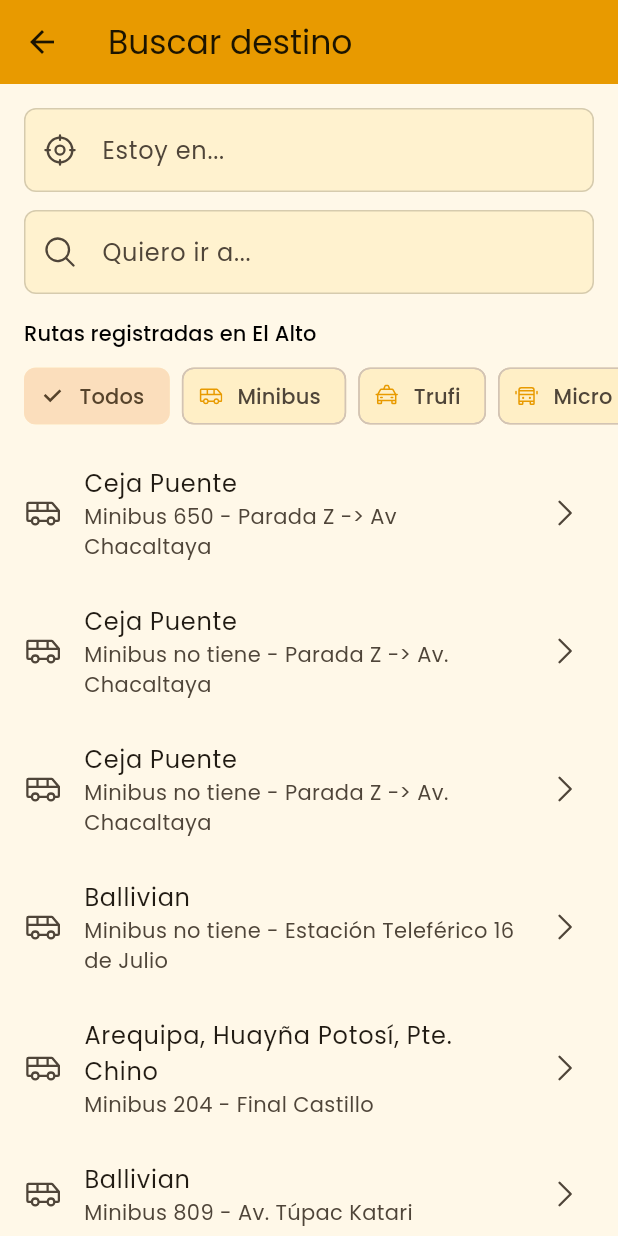
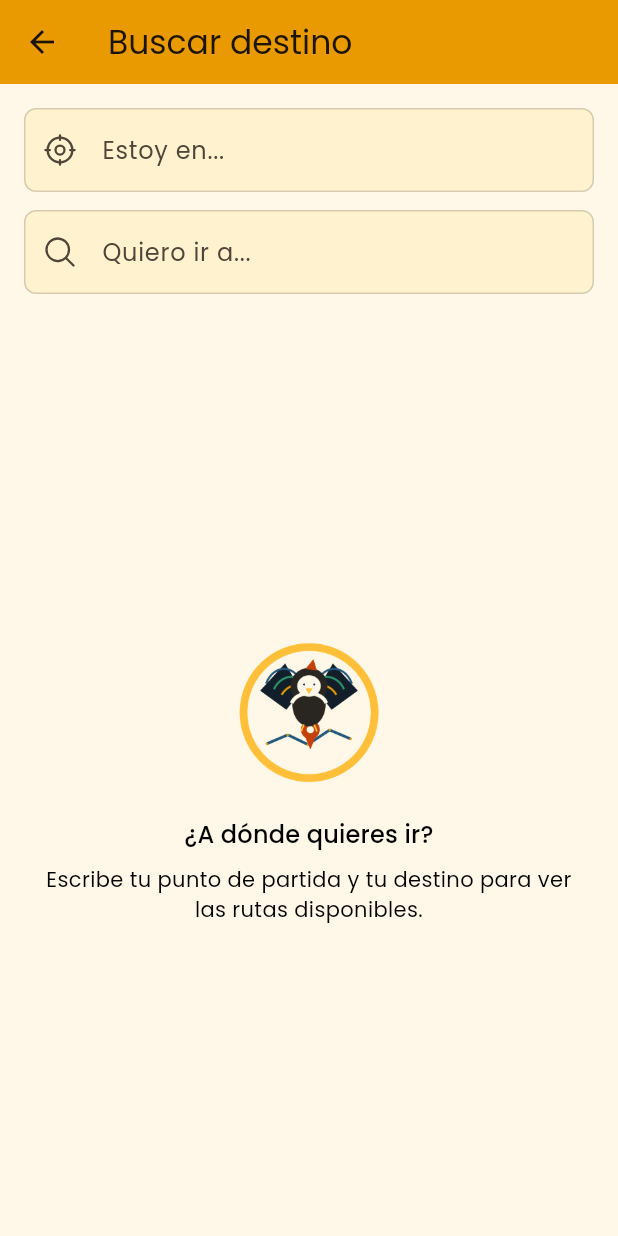
Before and after one commit to Nobody2077/mi_app, a Flutter app: the screen it shows after launch, after a tap on "Ej. 204, Rio Seco, UPEA, Villa Adela", on a phone screen of 412 x 824 dp. Run offline on Flutter 3.47's test engine with Material 3 defaults, Android fonts, the phone set to English and light mode, and no system bars; our stand-ins replace flutter_map, geolocator, google_fonts, latlong2, permission_handler, phosphor_flutter and 3 more; accounts and stored records are empty.

Commit message:
fix(search): oculta filtros y resultados hasta que el usuario busque
La seccion de "Resultados" (chips + lista) solo aparece cuando hay
texto en "Estoy en..." o "Quiero ir a...". El estado inicial muestra
un mensaje guia (_SearchHint) en vez de las 8 rutas crudas.

```diff
--- a/lib/features/routes/presentation/search_destination_page.dart
+++ b/lib/features/routes/presentation/search_destination_page.dart
@@ -29,11 +29,13 @@ class _SearchDestinationPageState extends State<SearchDestinationPage> {
     _loadRoutes();
   }
 
+  bool get _hasQuery => _originQuery.isNotEmpty || _destinationQuery.isNotEmpty;
+
   Future<void> _loadRoutes() async {
     final routes = await _repository.getRoutes();
     setState(() {
       _routes = routes;
-      _filteredRoutes = routes;
+      _filteredRoutes = [];
     });
   }
 
@@ -64,9 +66,6 @@ class _SearchDestinationPageState extends State<SearchDestinationPage> {
         ].join(' ').toLowerCase();
         final destinationText = [
           route.destination,
-          route.name,
-          route.line,
-          route.syndicate,
           ...route.stops,
         ].join(' ').toLowerCase();
         final matchesOrigin =
@@ -162,12 +161,13 @@ class _SearchDestinationPageState extends State<SearchDestinationPage> {
               ],
             ),
           ),
+          if (_hasQuery) ...[
             Padding(
               padding: const EdgeInsets.symmetric(horizontal: 16),
               child: Align(
                 alignment: Alignment.centerLeft,
                 child: Text(
-                'Rutas registradas en El Alto',
+                  'Resultados',
                   style: Theme.of(context).textTheme.titleSmall,
                 ),
               ),
@@ -228,6 +228,8 @@ class _SearchDestinationPageState extends State<SearchDestinationPage> {
                       },
                     ),
             ),
+          ] else
+            const Expanded(child: _SearchHint()),
         ],
       ),
     );
@@ -239,6 +241,36 @@ class _SearchDestinationPageState extends State<SearchDestinationPage> {
       TransportType.trufi => PhosphorIcons.taxi(),
       TransportType.micro => PhosphorIcons.bus(),
     };
+  }
+}
+
+class _SearchHint extends StatelessWidget {
+  const _SearchHint();
+
+  @override
+  Widget build(BuildContext context) {
+    return Center(
+      child: Padding(
+        padding: const EdgeInsets.all(24),
+        child: Column(
+          mainAxisSize: MainAxisSize.min,
+          children: [
+            Image.asset(AppAssets.mascot, width: 110),
+            const SizedBox(height: 14),
+            Text(
+              '¿A dónde quieres ir?',
+              textAlign: TextAlign.center,
+              style: Theme.of(context).textTheme.titleMedium,
+            ),
+            const SizedBox(height: 8),
+            const Text(
+              'Escribe tu punto de partida y tu destino para ver las rutas disponibles.',
+              textAlign: TextAlign.center,
+            ),
+          ],
+        ),
+      ),
+    );
   }
 }
 
```
Lines whose indentation alone changed are shown as unchanged.
